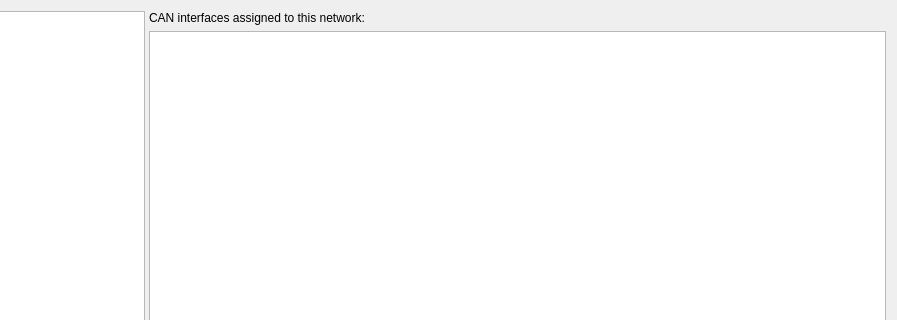
This is src/window/SetupDialog/SetupDialog.ui in NightHawk32/CANgaroo as Qt 5 draws it before an edit; both pictures show x 139 to 1036 and y 0 to 320 of the 1036 by 835 pixel window. The edited form follows.
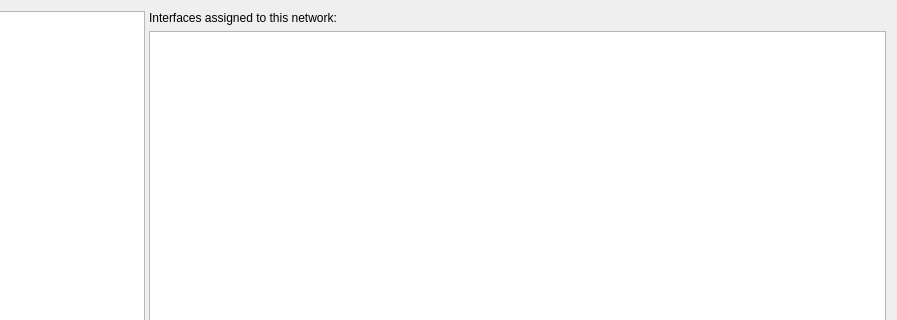
This is the edited form. Icons and pictures are not drawn.

The edit to the form file:
```diff
--- a/src/window/SetupDialog/SetupDialog.ui
+++ b/src/window/SetupDialog/SetupDialog.ui
@@ -153,7 +153,7 @@
            <item>
             <widget class="QLabel" name="label_2">
              <property name="text">
-              <string>CAN interfaces assigned to this network:</string>
+              <string>Interfaces assigned to this network:</string>
              </property>
             </widget>
            </item>
```
